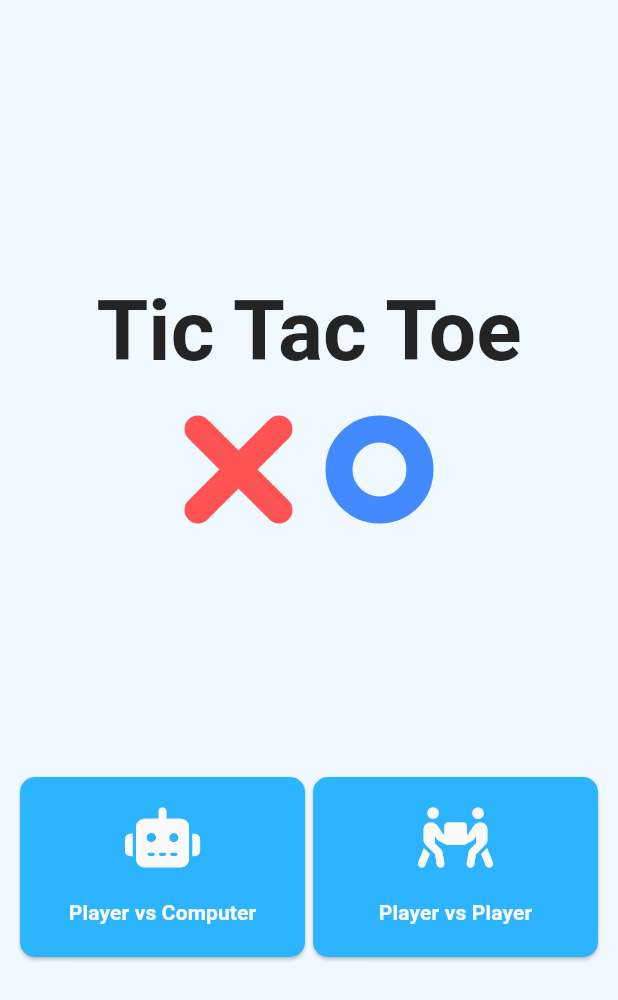
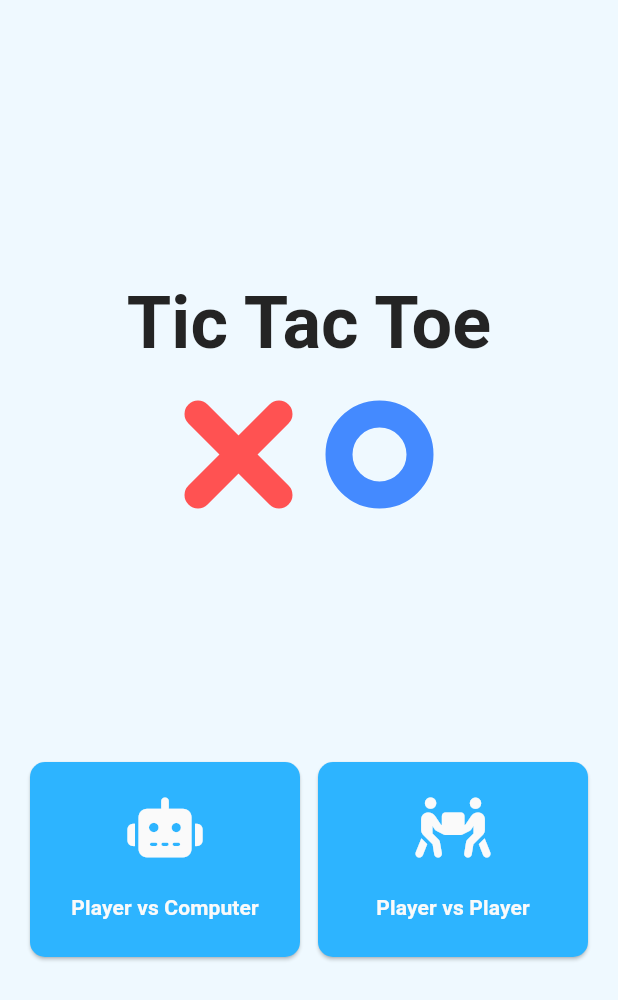
Before and after one commit to NhatToan1010/tic_tac_toe_flutter, a Flutter app: the screen it shows after launch, on a phone screen of 412 x 824 dp. Shown: the top 1000 px of the screen. Run offline on Flutter 3.47's test engine with Material 3 defaults, Android fonts, the phone set to English and light mode, and no system bars; our stand-ins replace font_awesome_flutter, get, google_fonts.

Commit message:
Update and resize font-sizes, button-sizes

```diff
--- a/lib/src/utils/themes/widget_themes/textThemes.dart
+++ b/lib/src/utils/themes/widget_themes/textThemes.dart
@@ -16,7 +16,9 @@ class MyTextTheme {
         fontSize: headingLargeSize),
     // *--- Title ---*
     titleSmall: GoogleFonts.anonymousPro(
-        fontWeight: FontWeight.bold, color: darkColor500),
+        fontWeight: FontWeight.bold,
+        color: darkColor500,
+        fontSize: titleSmallSize),
     titleMedium: GoogleFonts.anonymousPro(
         fontWeight: FontWeight.bold, color: darkColor500),
     titleLarge: GoogleFonts.anonymousPro(
```
Also changed, not shown: lib/src/constants/sizes.dart (+4 -3 lines).
